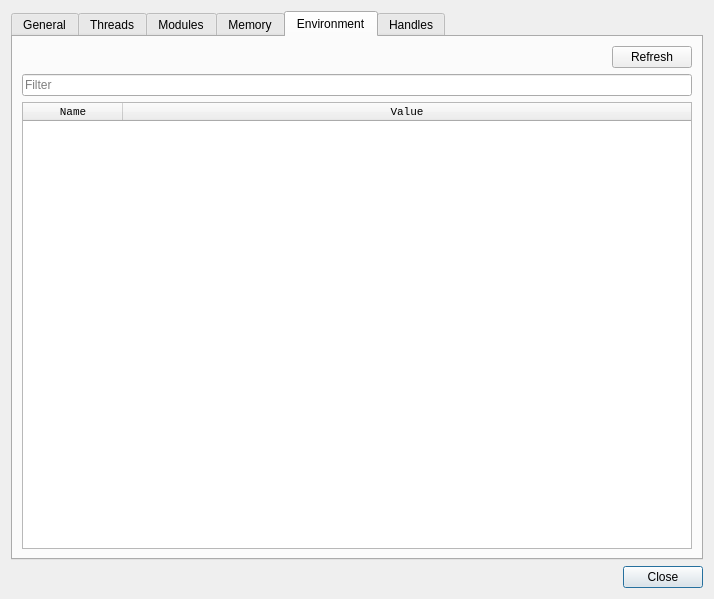
Above: plugins/ProcessProperties/DialogProcessProperties.ui from eteran/edb-debugger before the change. Below: the same form after it.
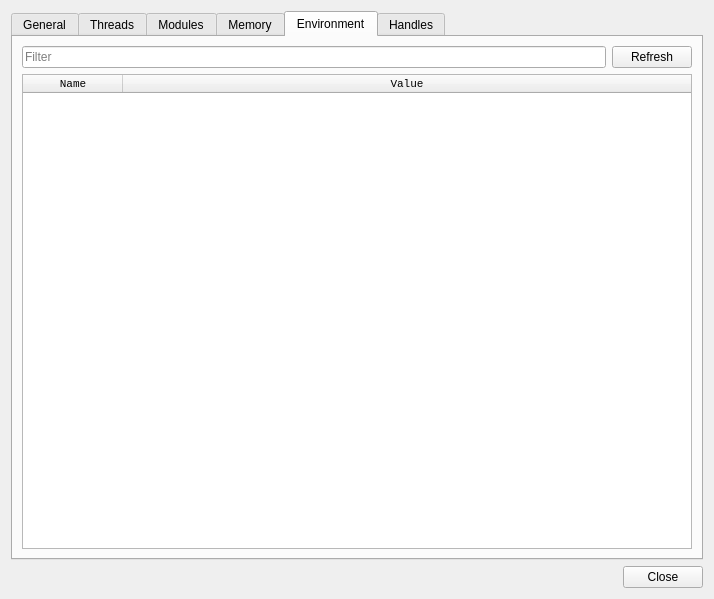
That is the form after the change. The open tabs and pages were chosen to show the change. Icons and pictures are not drawn.

Diff of the .ui file:
```diff
--- a/plugins/ProcessProperties/DialogProcessProperties.ui
+++ b/plugins/ProcessProperties/DialogProcessProperties.ui
@@ -14,15 +14,8 @@
   <property name="windowTitle">
    <string>Process Properties</string>
   </property>
-  <layout class="QGridLayout" name="gridLayout_7">
-   <item row="1" column="0">
-    <widget class="QDialogButtonBox" name="buttonBox">
-     <property name="standardButtons">
-      <set>QDialogButtonBox::Close</set>
-     </property>
-    </widget>
-   </item>
-   <item row="0" column="0">
+  <layout class="QVBoxLayout" name="verticalLayout">
+   <item>
     <widget class="QTabWidget" name="tabWidget">
      <property name="currentIndex">
       <number>0</number>
@@ -390,21 +383,15 @@
       <attribute name="title">
        <string>Environment</string>
       </attribute>
-      <layout class="QVBoxLayout" name="verticalLayout">
+      <layout class="QVBoxLayout" name="verticalLayout_4">
        <item>
         <layout class="QHBoxLayout" name="horizontalLayout_2">
          <item>
-          <spacer name="horizontalSpacer_3">
-           <property name="orientation">
-            <enum>Qt::Horizontal</enum>
+          <widget class="QLineEdit" name="txtSearchEnvironment">
+           <property name="placeholderText">
+            <string>Filter</string>
            </property>
-           <property name="sizeHint" stdset="0">
-            <size>
-             <width>610</width>
-             <height>20</height>
-            </size>
-           </property>
-          </spacer>
+          </widget>
          </item>
          <item>
           <widget class="QPushButton" name="btnRefreshEnvironment">
@@ -419,13 +406,6 @@
          </item>
         </layout>
        </item>
-       <item>
-        <widget class="QLineEdit" name="txtSearchEnvironment">
-         <property name="placeholderText">
-          <string>Filter</string>
-         </property>
-        </widget>
-       </item>
        <item>
         <widget class="QTableWidget" name="tableEnvironment">
          <property name="font">
@@ -552,6 +532,13 @@
      </widget>
     </widget>
    </item>
+   <item>
+    <widget class="QDialogButtonBox" name="buttonBox">
+     <property name="standardButtons">
+      <set>QDialogButtonBox::Close</set>
+     </property>
+    </widget>
+   </item>
   </layout>
  </widget>
  <resources/>
```
